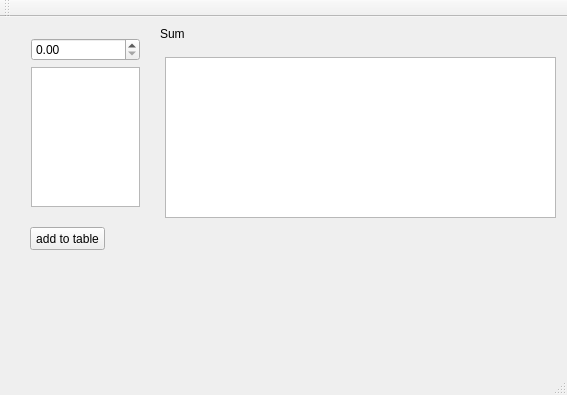
Above: mainwindow.ui from 0wn3r/matstat before the change. Below: the same form after it.
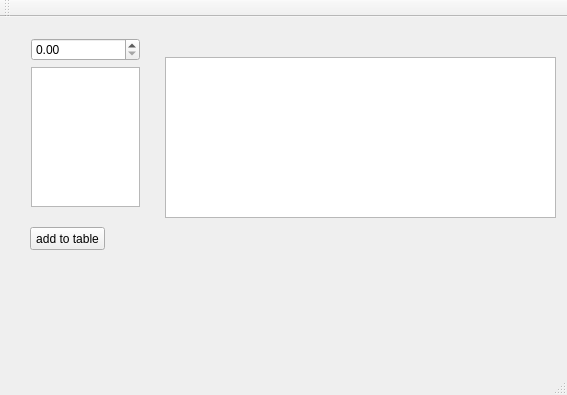
That is the form after the change.

What changed in the file:
```diff
--- a/mainwindow.ui
+++ b/mainwindow.ui
@@ -32,19 +32,6 @@
      </item>
     </layout>
    </widget>
-   <widget class="QLabel" name="label">
-    <property name="geometry">
-     <rect>
-      <x>160</x>
-      <y>10</y>
-      <width>47</width>
-      <height>13</height>
-     </rect>
-    </property>
-    <property name="text">
-     <string>Sum</string>
-    </property>
-   </widget>
    <widget class="QTableWidget" name="tableWidget">
     <property name="geometry">
      <rect>
```
